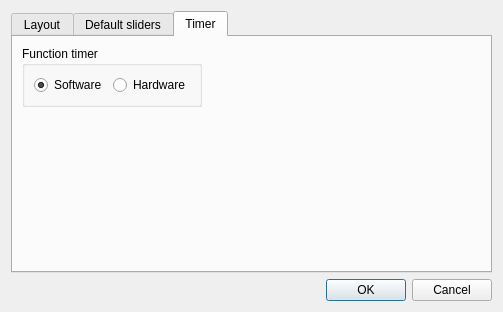
First picture: the form in main/virtualconsoleproperties.ui, repository Andersbakken/qlc, before the edit.
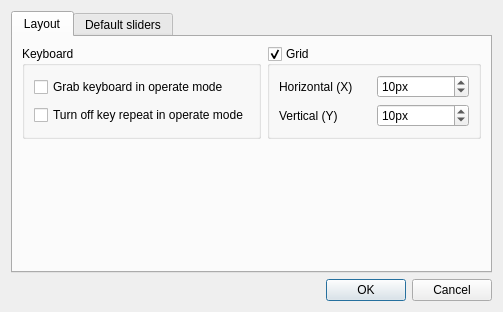
Second picture: the form after the edit. The open tabs and pages were chosen to show the change.

Commit message: Changed functions from QThreads to plain QObjects. Changed functionconsumer to act as the function timer, asking for functions to write their stuff to a common universe buffer, which is then written to plugins as a whole. Got rid of RTC timer, since it no longer works properly and software timers are based on the more accurate HPET timer.

```diff
--- a/main/virtualconsoleproperties.ui
+++ b/main/virtualconsoleproperties.ui
@@ -368,71 +368,6 @@
        </item>
       </layout>
      </widget>
-     <widget class="QWidget" name="Timer" >
-      <attribute name="title" >
-       <string>Timer</string>
-      </attribute>
-      <layout class="QGridLayout" name="gridLayout_4" >
-       <item row="0" column="0" >
-        <widget class="QGroupBox" name="m_functionTimerGroup" >
-         <property name="title" >
-          <string>Function timer</string>
-         </property>
-         <layout class="QHBoxLayout" name="horizontalLayout" >
-          <item>
-           <widget class="QRadioButton" name="m_softwareTimerRadio" >
-            <property name="toolTip" >
-             <string>Use a sleep-based software timer to run functions. Requires slightly more resources than hardware timer.</string>
-            </property>
-            <property name="text" >
-             <string>Software</string>
-            </property>
-            <property name="checked" >
-             <bool>true</bool>
-            </property>
-           </widget>
-          </item>
-          <item>
-           <widget class="QRadioButton" name="m_hardwareTimerRadio" >
-            <property name="toolTip" >
-             <string>Use your PC hardware clock to run functions. Requires slightly less resources than software timer.</string>
-            </property>
-            <property name="text" >
-             <string>Hardware</string>
-            </property>
-           </widget>
-          </item>
-         </layout>
-        </widget>
-       </item>
-       <item row="1" column="0" >
-        <spacer name="verticalSpacer" >
-         <property name="orientation" >
-          <enum>Qt::Vertical</enum>
-         </property>
-         <property name="sizeHint" stdset="0" >
-          <size>
-           <width>166</width>
-           <height>146</height>
-          </size>
-         </property>
-        </spacer>
-       </item>
-       <item row="0" column="1" >
-        <spacer name="horizontalSpacer_3" >
-         <property name="orientation" >
-          <enum>Qt::Horizontal</enum>
-         </property>
-         <property name="sizeHint" stdset="0" >
-          <size>
-           <width>285</width>
-           <height>20</height>
-          </size>
-         </property>
-        </spacer>
-       </item>
-      </layout>
-     </widget>
     </widget>
    </item>
    <item>
```
The commit also changes 29 other files.
